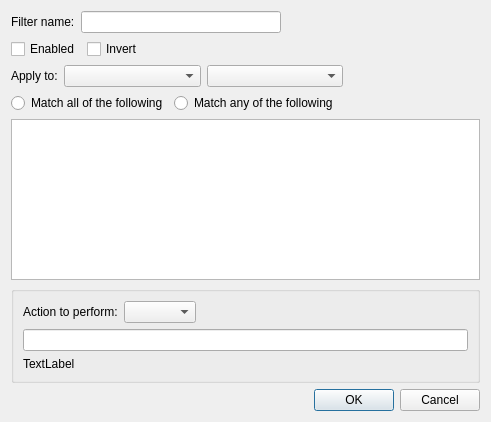
seird/rsstube, file rss_tube/gui/designs/widget_filter.ui: the form before one commit.
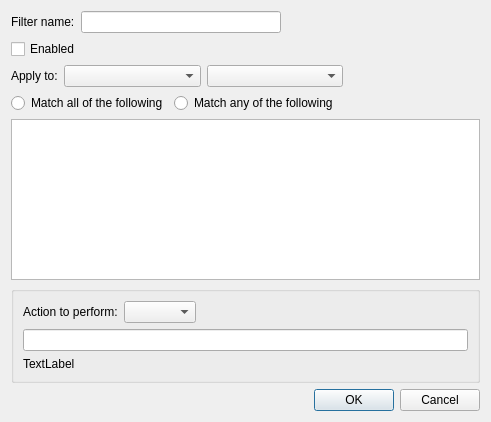
The form after the commit.

Commit message: remove invert checkbox

```diff
--- a/rss_tube/gui/designs/widget_filter.ui
+++ b/rss_tube/gui/designs/widget_filter.ui
@@ -54,13 +54,6 @@
        </property>
       </widget>
      </item>
-     <item>
-      <widget class="QCheckBox" name="cb_invert">
-       <property name="text">
-        <string>Invert</string>
-       </property>
-      </widget>
-     </item>
      <item>
       <spacer name="horizontalSpacer_5">
        <property name="orientation">
```
The commit also changes 3 other files.
